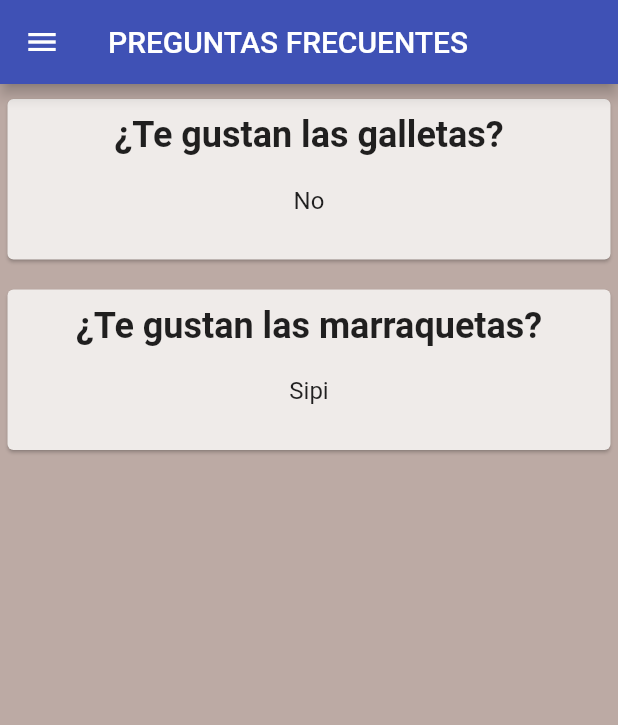
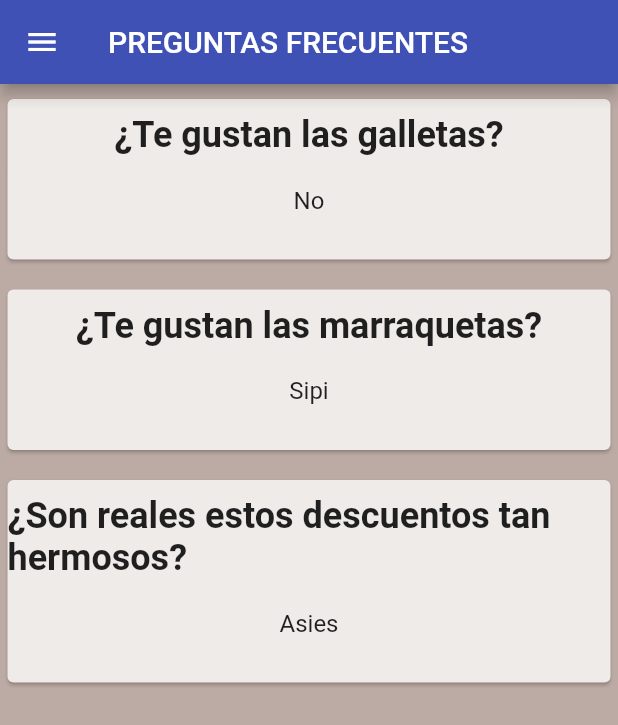
Before and after one commit to YonoVid/ProyectoOfertas, a Flutter app: the Preguntas screen opened by its route, on a phone screen of 412 x 824 dp. Shown: the top 725 px of the screen. Run offline on Flutter 3.47's test engine with Material 2 defaults, Android fonts, the phone set to English and light mode, and no system bars; our stand-ins replace google_maps_flutter; project files that could hold a hidden picture were left out.

Commit message:
agregué una tilde y eso

```diff
--- a/Proyecto/lib/screens/login.dart
+++ b/Proyecto/lib/screens/login.dart
@@ -55,7 +55,7 @@ class _LoginState extends State<Login> {
                   decoration: InputDecoration(
                       border: OutlineInputBorder(),
                       fillColor: Colors.white,
-                      labelText: 'Constraseña',
+                      labelText: 'Contraseña',
                       hintText: 'Enter your secure password'),
                 ),
               ),
@@ -64,7 +64,7 @@ class _LoginState extends State<Login> {
                 children: [
                   Expanded(
                     child: LabeledCheckbox(
-                      label: 'Recuerdame',
+                      label: 'Recuérdame',
                       padding: const EdgeInsets.symmetric(
                         vertical: 10.0,
                         horizontal: 5.0,
--- a/Proyecto/lib/screens/preguntas.dart
+++ b/Proyecto/lib/screens/preguntas.dart
@@ -15,6 +15,7 @@ class Preguntas extends StatelessWidget {
         children: [
           PreguntaCard(question: '¿Te gustan las galletas?', answer: 'No'),
           PreguntaCard(question: '¿Te gustan las marraquetas?', answer: 'Sipi'),
+          PreguntaCard(question: '¿Son reales estos descuentos tan hermosos?', answer: 'Asies'),
         ],
       ),
       drawer: NavDrawer(
```
